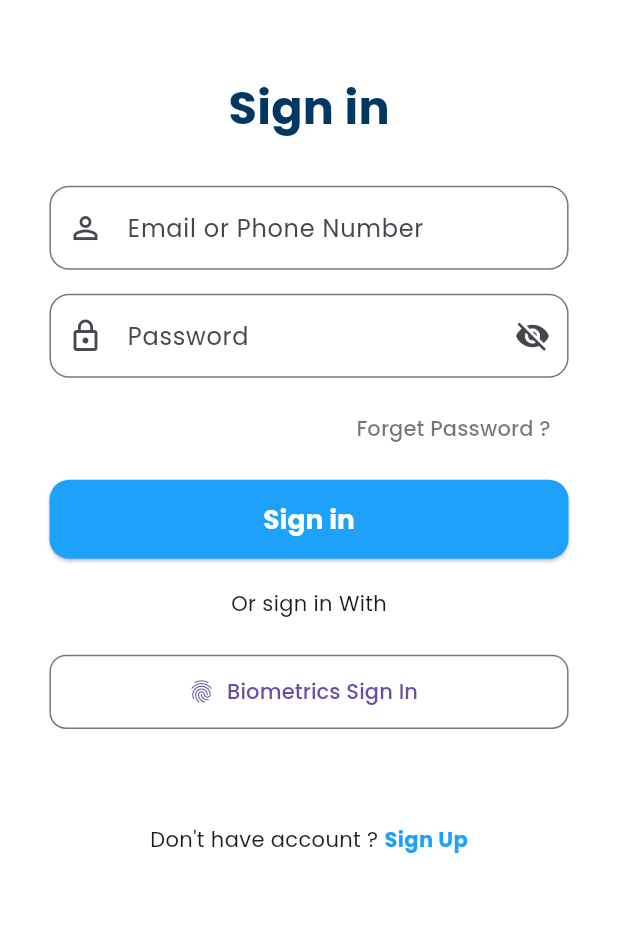
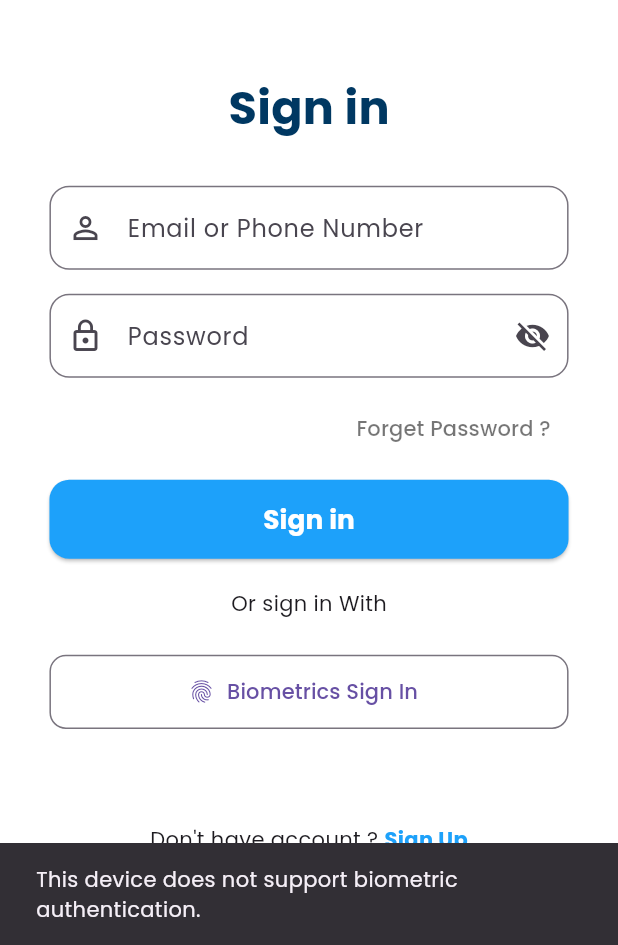
Before and after one commit to AzrulHafiz3099/GradingBot, a Flutter app: the screen it shows after launch, after a tap on "Biometrics Sign In", on a phone screen of 412 x 824 dp, the part 291-1236 px from its top. Run offline on Flutter 3.47's test engine with Material 3 defaults, Android fonts, the phone set to English and light mode, and no system bars; our stand-ins replace dotted_border, file_picker, flutter_secure_storage, font_awesome_flutter, image_picker, local_auth and 4 more; missing offline and left inert: mongo_dart; network calls fail.

Commit message:
commit minor error

```diff
--- a/lib/ExamPage/Exam_Management.dart
+++ b/lib/ExamPage/Exam_Management.dart
@@ -191,7 +191,7 @@ class _ExamManagementPageState extends State<ExamManagementPage> {
                       : errorMessage != null
                       ? Center(child: Text(errorMessage!))
                       : exams.isEmpty
-                      ? const Center(child: Text("Select a class."))
+                      ? const Center(child: Text("Empty"))
                       : ListView.builder(
                         itemCount: exams.length,
                         itemBuilder: (context, index) {
--- a/lib/Setting_Page.dart
+++ b/lib/Setting_Page.dart
@@ -388,7 +388,7 @@ class _SettingPageState extends State<SettingPage> {
                             }
 
                             // Clear secure storage
-                            await secureStorage.deleteAll();
+                            await secureStorage.delete(key: 'lecturer_id');
                             print('✅ Secure storage cleared.');
 
                             // Navigate to SignInPage and clear navigation stack
--- a/lib/SignIn_Page.dart
+++ b/lib/SignIn_Page.dart
@@ -9,6 +9,7 @@ import 'package:http/http.dart' as http;
 import '/utils/env.dart';
 import 'package:flutter_secure_storage/flutter_secure_storage.dart';
 import 'SettingPage/Password/ForgotPassword.dart';
+import 'package:local_auth/local_auth.dart';
 
 class SignInPage extends StatefulWidget {
   const SignInPage({super.key});
@@ -25,6 +26,9 @@ class _SignInPageState extends State<SignInPage> {
   bool _isLoading = false;
 
   bool? _isConnected; // null = loading, true = connected, false = disconnected
+  final String _keyEmail = 'biometric_email';
+  final String _keyPassword = 'biometric_password';
+  final String _keyLecturerId = 'lecturer_id';
 
   @override
   void initState() {
@@ -45,10 +49,101 @@ class _SignInPageState extends State<SignInPage> {
       });
     }
 
-  await secureStorage.deleteAll();
+    await secureStorage.delete(key: 'lecturer_id');
     print('🧹 Secure storage cleared on SignInPage load.');
   }
 
+  Future<void> _authenticateWithBiometrics() async {
+  final LocalAuthentication auth = LocalAuthentication();
+
+  try {
+    bool canCheckBiometrics = await auth.canCheckBiometrics;
+    bool isDeviceSupported = await auth.isDeviceSupported();
+
+    print('🔍 canCheckBiometrics: $canCheckBiometrics');
+    print('🛠️ isDeviceSupported: $isDeviceSupported');
+
+    if (!canCheckBiometrics || !isDeviceSupported) {
+      _showMessage('This device does not support biometric authentication.');
+      return;
+    }
+
+    final authenticated = await auth.authenticate(
+      localizedReason: 'Use your fingerprint to sign in',
+      options: const AuthenticationOptions(
+        biometricOnly: true,
+        stickyAuth: true,
+      ),
+    );
+
+    if (authenticated) {
+      final email = await secureStorage.read(key: _keyEmail);
+      final password = await secureStorage.read(key: _keyPassword);
+
+      if (email != null && password != null) {
+        _emailOrIdController.text = email;
+        _passwordController.text = password;
+        print('🔑 Biometric login: trying to sign in with $email');
+        await _handleSignIn();
+      } else {
+        const message = 'No stored credentials found. Please sign in manually first.';
+        _showMessage(message);
+        print('⚠️ $message');
+      }
+    }
+  } catch (e) {
+    final errorMessage = 'Biometric authentication failed: $e';
+    _showMessage(errorMessage);
+    print('❌ $errorMessage');
+  }
+}
+
+
+
+  Future<void> _showBiometricPrompt(String email, String password) async {
+    final existingEmail = await secureStorage.read(key: _keyEmail);
+
+    if (existingEmail != null && existingEmail != email) {
+      final shouldReplace = await _showConfirmationDialog(
+        'Replace saved account?',
+        'A different account is already saved for biometric login. Do you want to replace it?',
+      );
+      if (!shouldReplace) return;
+    }
+
+    final useBiometric = await _showConfirmationDialog(
+      'Enable Biometric Login?',
+      'Would you like to enable biometric login for this account?',
+    );
+
+    if (useBiometric) {
+      await secureStorage.write(key: _keyEmail, value: email);
+      await secureStorage.write(key: _keyPassword, value: password);
+      print('🔒 Biometric credentials stored');
+    }
+  }
+
+  Future<bool> _showConfirmationDialog(String title, String content) async {
+    return await showDialog<bool>(
+          context: context,
+          builder:
+              (context) => AlertDialog(
+                title: Text(title),
+                content: Text(content),
+                actions: [
+                  TextButton(
+                    child: const Text('Cancel'),
+                    onPressed: () => Navigator.pop(context, false),
+                  ),
+                  TextButton(
+                    child: const Text('Yes'),
+                    onPressed: () => Navigator.pop(context, true),
+                  ),
+                ],
+              ),
+        ) ??
+        false;
+  }
 
   Future<void> _checkConnection() async {
     try {
@@ -105,6 +200,8 @@ class _SignInPageState extends State<SignInPage> {
               value: data['lecturer_id'],
             );
           }
+
+          _showBiometricPrompt(emailOrId, password);
 
           setState(() => _isLoading = false);
           Navigator.pushReplacement(
@@ -274,7 +371,7 @@ class _SignInPageState extends State<SignInPage> {
                   height: 45 * scaleFactor,
                   child: OutlinedButton.icon(
                     icon: const Icon(Icons.fingerprint),
-                    onPressed: () {},
+                    onPressed: _authenticateWithBiometrics,
                     label: const Text('Biometrics Sign In'),
                     style: OutlinedButton.styleFrom(
                       shape: RoundedRectangleBorder(
--- a/lib/utils/env.dart
+++ b/lib/utils/env.dart
@@ -2,8 +2,6 @@ class Env {
   // Backend base URL (can be your local IP or production URL)
   static const String baseUrl = 'http://192.168.0.30:8000';
   static const String classApi = 'http://192.168.0.30:8000/api_class';
-
-
 
   // Add other keys or URLs as needed
   static const String apiKey = 'YOUR_API_KEY_HERE';
--- a/pubspec.yaml
+++ b/pubspec.yaml
@@ -34,7 +34,7 @@ dependencies:
   shelf_router: ^1.1.4
   dotenv: ^4.0.1
   http: ^0.13.5
-  flutter_secure_storage: ^8.0.0
+  flutter_secure_storage: ^9.0.0
   image_picker: ^1.0.4
   file_picker: ^10.1.9
   percent_indicator: ^4.2.5
@@ -43,6 +43,7 @@ dependencies:
   font_awesome_flutter: ^10.8.0
   url_launcher: ^6.3.1
   share_plus: ^11.0.0
+  local_auth: ^2.1.7
 
   flutter:
     sdk: flutter
```
Also changed, not shown: lib/Analytics_Page.dart (+22 -29 lines), lib/ExamPage/QuestionPage.dart (+13 -10 lines), lib/ExamPage/SchemePage.dart (+17 -15 lines), lib/ExamPage/Update_Question.dart (+18 -2 lines), lib/ExamPage/Update_Scheme.dart (+17 -1 lines), lib/ResultPage/Result_Details.dart (+35 -11 lines), pubspec.lock, 3 other files. Lines whose indentation alone changed are shown as unchanged.
